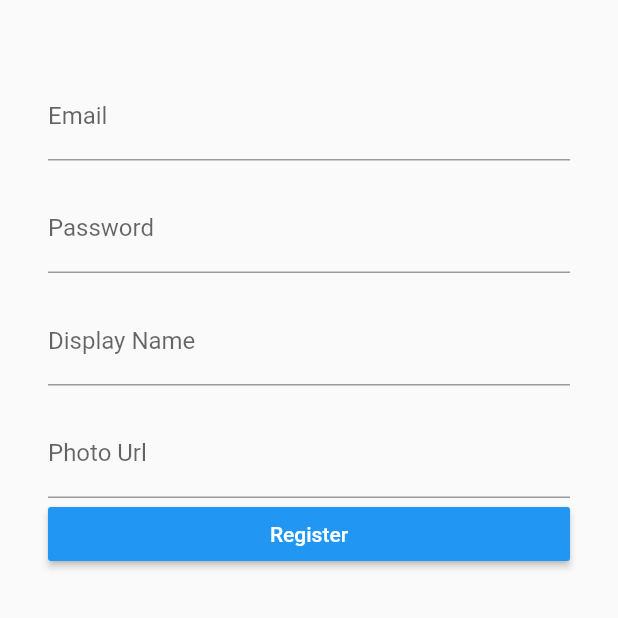
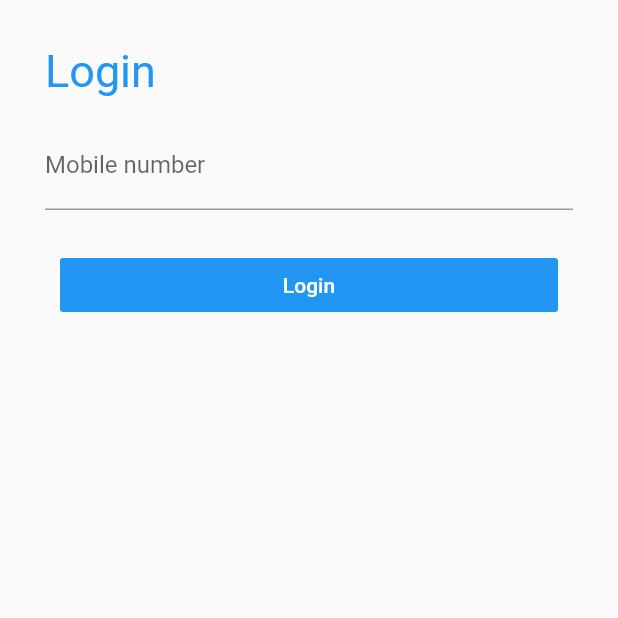
Before and after one commit to alceil/profileimage, a Flutter app: the screen it shows after launch, on a phone screen of 412 x 824 dp, the top half of it. Run offline on Flutter 3.47's test engine with Material 2 defaults, Android fonts, the phone set to English and light mode, and no system bars; our stand-ins replace firebase_auth; accounts and stored records are empty.

Commit message:
added login user

```diff
--- a/lib/main.dart
+++ b/lib/main.dart
@@ -2,7 +2,7 @@ import 'package:firebase_auth/firebase_auth.dart';
 import 'package:flutter/material.dart';
 import 'package:bhatflutter_app/HomeScreen.dart';
 void main() => runApp(MaterialApp(
-  home: HomePage(),
+  home: mobLogin(),
 ));
 class HomePage extends StatelessWidget {
   final _emailController=TextEditingController();
@@ -167,3 +167,47 @@ class LoginScreen extends StatelessWidget {
     );
   }
 }
+class mobLogin extends StatelessWidget {
+  Future<bool> loginUser()  async{
+
+  }
+ final _mobno=TextEditingController();
+  @override
+  Widget build(BuildContext context) {
+    return Scaffold(
+      body: SingleChildScrollView(
+        child: Center(
+          child: Container(
+            padding: EdgeInsets.all(30),
+            child: Form(
+              child: Column(
+                crossAxisAlignment: CrossAxisAlignment.start,
+                mainAxisAlignment: MainAxisAlignment.center,
+                children: <Widget>
+                [
+                  Text('Login',style: TextStyle(color:Colors.blue,fontSize: 30),),
+                  SizedBox(height: 16,),
+                  TextFormField(
+                    decoration: InputDecoration(
+                      labelText: 'Mobile number',
+                    ),
+                    controller: _mobno,
+                  ),
+                  SizedBox(height: 16,),
+                  Container(
+                    width: double.infinity,
+                    padding: EdgeInsets.all(10),
+                    child: FlatButton(onPressed: (){},child: Text('Login',style: TextStyle(color: Colors.white),),color: Colors.blue,),
+
+                  )
+
+                ],
+
+              ),
+            ),
+          ),
+        ),
+      ),
+    );
+  }
+}
```
Also changed, not shown: lib/HomeScreen.dart (+13 -2 lines).
